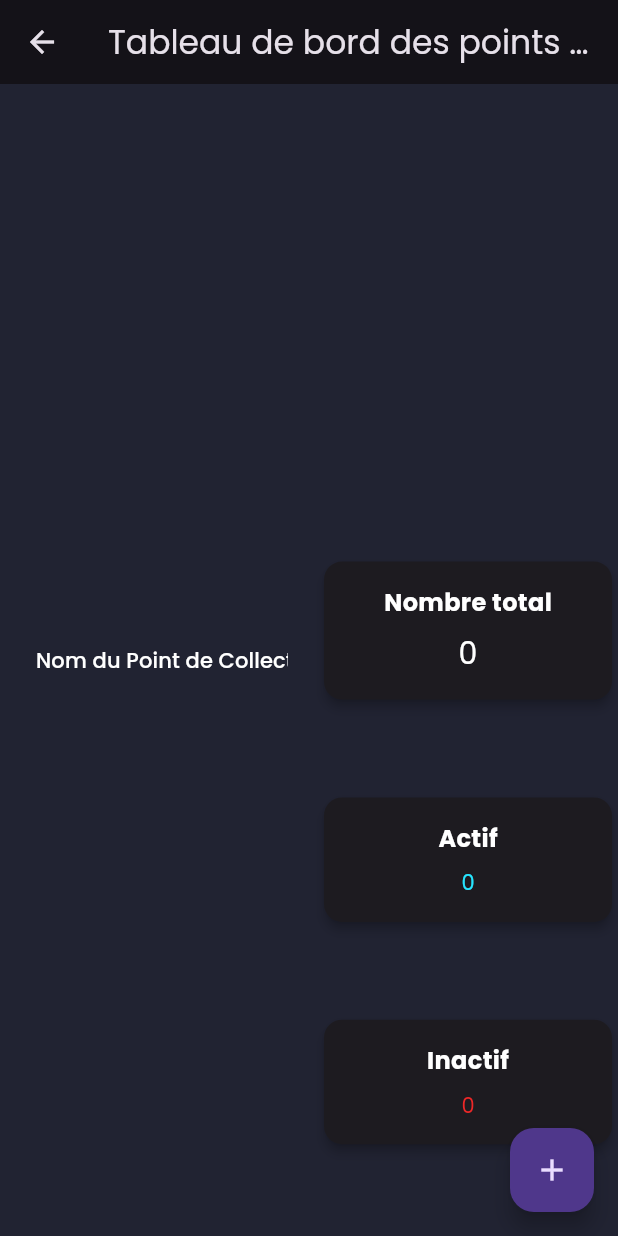
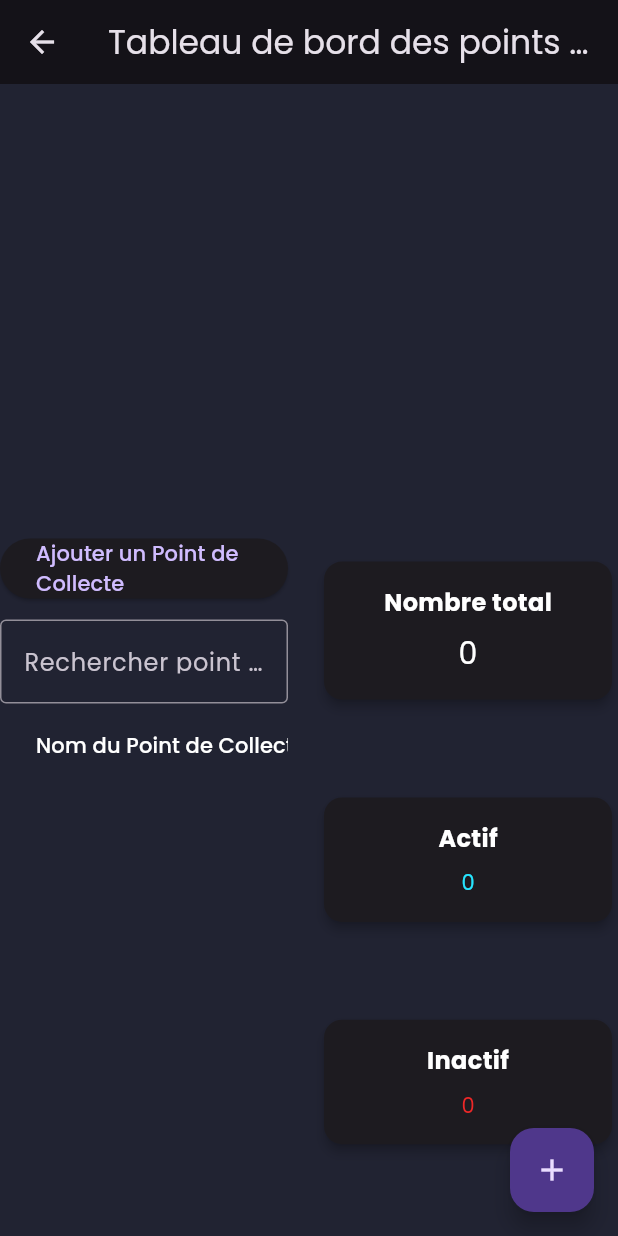
Before and after one commit to HanineBgr/Dashboard_Admin_Flutter, a Flutter app: the DashboardPC screen opened directly, on a phone screen of 412 x 824 dp. Run offline on Flutter 3.47's test engine with Material 3 defaults, Android fonts, the phone set to English and light mode, and no system bars; drawn by our look-alikes of fl_chart; our stand-ins replace flutter_svg, google_fonts; missing offline and left inert: dart:ui_web, mapbox_gl; network calls fail; project files that could hold a hidden picture were left out.

Commit message:
Recherche

```diff
--- a/lib/screens/dashboard/dashboard_Pc.dart
+++ b/lib/screens/dashboard/dashboard_Pc.dart
@@ -18,6 +18,7 @@ class _DashboardPCState extends State<DashboardPC> {
   int nombreTotalPointCollecte = 0;
   int nombrePointCollecteActif = 0;
   int nombrePointCollecteInactif = 0;
+  String searchTerm = '';
 
   Future<void> fetchPc() async {
     try {
@@ -147,7 +148,6 @@ class _DashboardPCState extends State<DashboardPC> {
     super.initState();
     fetchPc();
   }
-
 @override
 Widget build(BuildContext context) {
   return Scaffold(
@@ -156,17 +156,42 @@ class _DashboardPCState extends State<DashboardPC> {
     ),
     body: Row(
       children: [
-          // Conteneur pour le tableau
+        // Conteneur pour le tableau et le bouton
         Expanded(
           child: Scrollbar(
             child: SingleChildScrollView(
               scrollDirection: Axis.vertical,
-                child: PointCollecteTable(
-                  pointsCollecte: pointsCollecte,
+              child: Column(
+                children: [
+                  ElevatedButton(
+                    onPressed: naviguerVersAjoutPointCollecte,
+                    child: Text('Ajouter un Point de Collecte'),
+                  ),
+                  SizedBox(height: 10), // Espacement
+                  TextField(
+                    onChanged: (value) {
+                      setState(() {
+                        searchTerm = value;
+                      });
+                    },
+                    decoration: InputDecoration(
+                      labelText: 'Rechercher point collecte',
+                      border: OutlineInputBorder(),
+                    ),
+                  ),
+                  PointCollecteTable(
+                    pointsCollecte: pointsCollecte
+                        .where((point) =>
+                            point.nomPc
+                                .toLowerCase()
+                                .contains(searchTerm.toLowerCase()))
+                        .toList(),
                     onDelete: supprimerPointCollecte,
                     onEdit: modifierPointCollecte,
                     onTableRefresh: fetchPc,
                     onPosition: naviguerVersLocalMap,
+                  ),
+                ],
               ),
             ),
           ),
@@ -215,11 +240,6 @@ class _DashboardPCState extends State<DashboardPC> {
                   ),
                 ),
               ),
-
-                /*ElevatedButton(
-                  onPressed: naviguerVersAjoutPointCollecte,
-                  child: Text('Ajouter un Point de Collecte'),
-                ),*/
             ],
           ),
         ),
@@ -288,7 +308,6 @@ class DashboardCard extends StatelessWidget {
     );
   }
 }
-
 
 
 
```
Also changed, not shown: lib/screens/dashboard/dashboard_livraison.dart (+30 -4 lines). Lines whose indentation alone changed are shown as unchanged.
